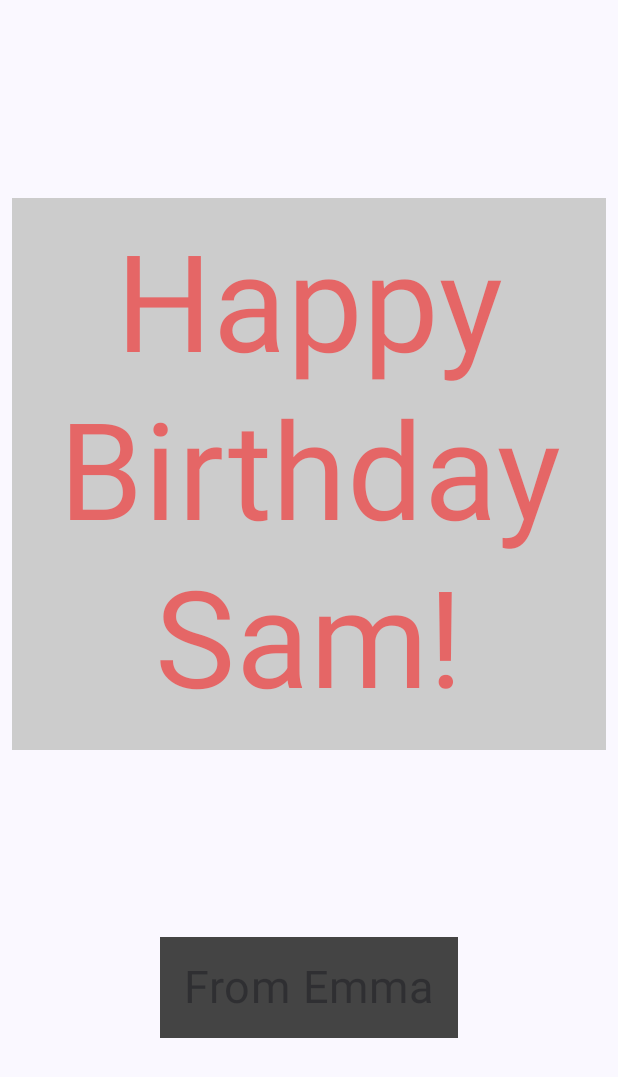
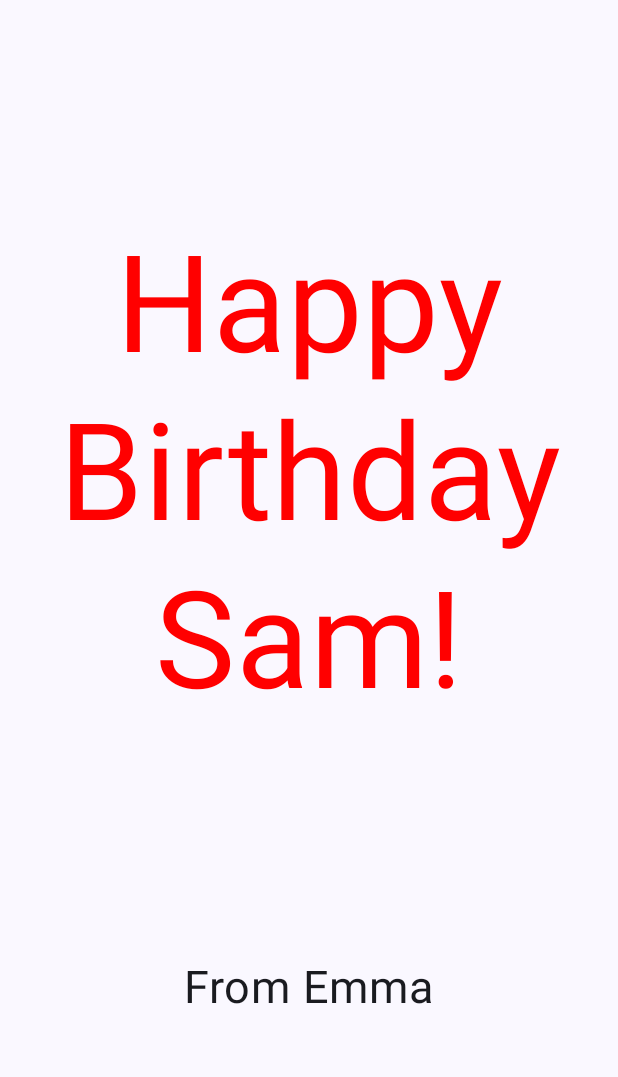
Before and after one commit to das-dipankar/testHappyBirthdayApp, an Android app built with Jetpack Compose: the @Preview function BirthdayCardPreview, on a phone screen of 412 x 824 dp. Shown: the top 1077 px of the screen. Run offline under Robolectric (Android 15) with nearby library versions, the phone set to English and light mode, and no system bars.

Commit message:
updated text background

```diff
--- a/app/src/main/java/com/example/happybirthday/MainActivity.kt
+++ b/app/src/main/java/com/example/happybirthday/MainActivity.kt
@@ -94,8 +94,8 @@ fun GreetingText(message: String, from: String, modifier: Modifier = Modifier) {
             color = Color.Red,
             textAlign = TextAlign.Center,
             modifier = Modifier
-                .background(color = Color.LightGray)
-                .alpha(0.5F)
+//                .background(color = Color.LightGray)
+//                .alpha(0.5F)
                 .padding(start = 16.dp, top = 16.dp, end = 16.dp, bottom = 16.dp)
         )
         Text(
@@ -103,10 +103,10 @@ fun GreetingText(message: String, from: String, modifier: Modifier = Modifier) {
             fontSize = 30.sp,
             lineHeight = 35.sp,
             modifier = Modifier
-                .background(color = Color.DarkGray)
+//                .background(color = Color.DarkGray)
                 .padding(start = 16.dp, top = 16.dp, end = 16.dp, bottom = 16.dp)
                 .align(Alignment.CenterHorizontally)
-                .alpha(0.5F)
+//                .alpha(0.5F)
         )
     }
 }
```
